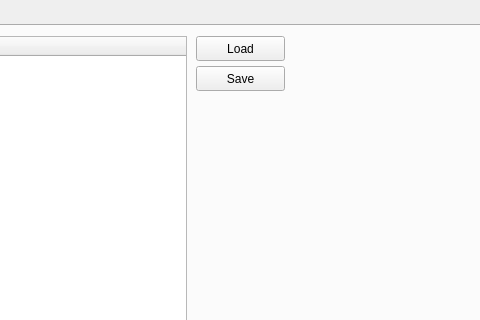
This is mainwindow.ui in RainbowRobotics/message-schema as Qt 5 draws it before an edit; both pictures show x 486 to 966 and y 0 to 320 of the 1280 by 800 pixel window. The edited form follows.
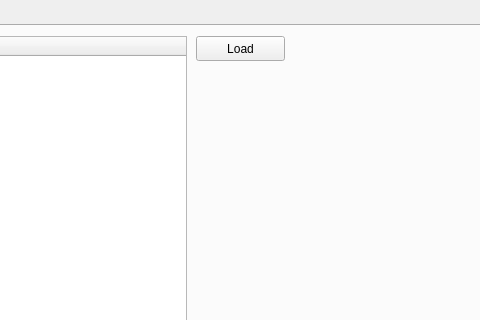
This is the edited form. The open tabs and pages were chosen to show the change. Custom widgets are drawn as their Qt base class.

Commit message: remove config save

Patch:
```diff
--- a/mainwindow.ui
+++ b/mainwindow.ui
@@ -1758,19 +1758,6 @@
          <string>Load</string>
         </property>
        </widget>
-       <widget class="QPushButton" name="bt_ConfigSave">
-        <property name="geometry">
-         <rect>
-          <x>680</x>
-          <y>40</y>
-          <width>89</width>
-          <height>25</height>
-         </rect>
-        </property>
-        <property name="text">
-         <string>Save</string>
-        </property>
-       </widget>
       </widget>
       <widget class="QWidget" name="page_fms">
        <attribute name="title">
```
The commit also changes 2 other files.
